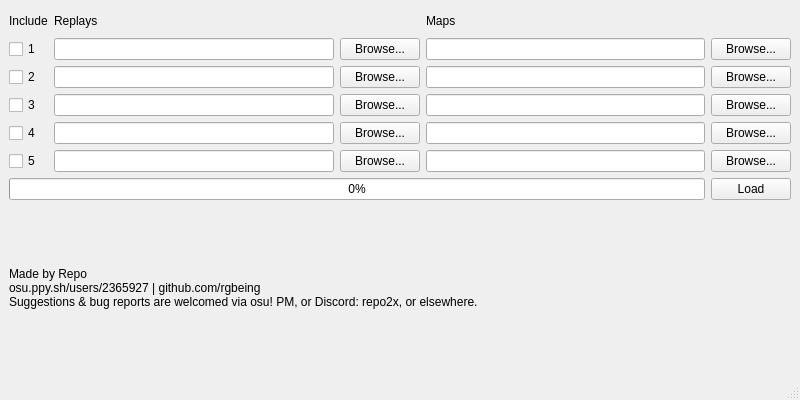
This is mainwindow.ui in rgbeing/osu-aim-analyzer as Qt 5 draws it before an edit. The edited form follows.
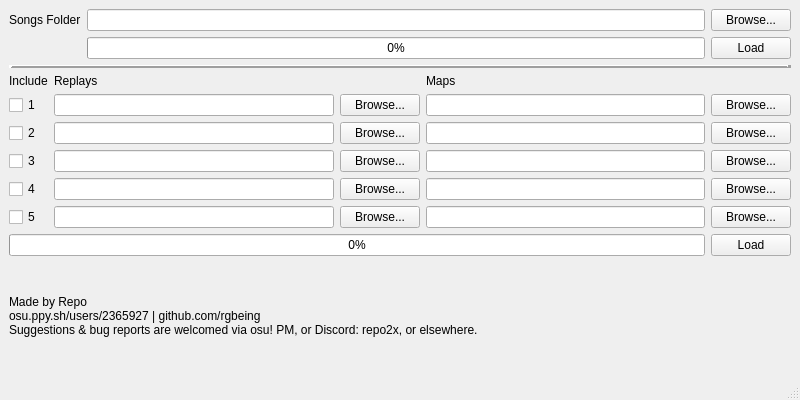
This is the edited form. Custom widgets are drawn as their Qt base class.

Commit message:
Auto mapfinding base work
implement the library class
make related ui

Diff of the .ui file:
```diff
--- a/mainwindow.ui
+++ b/mainwindow.ui
@@ -29,6 +29,54 @@
    <layout class="QHBoxLayout" name="horizontalLayout_7">
     <item>
      <layout class="QVBoxLayout" name="verticalLayout">
+      <item>
+       <layout class="QGridLayout" name="gridLayout_2">
+        <item row="0" column="2">
+         <widget class="QPushButton" name="pushButton">
+          <property name="text">
+           <string>Browse...</string>
+          </property>
+         </widget>
+        </item>
+        <item row="0" column="0">
+         <widget class="QLabel" name="label_5">
+          <property name="text">
+           <string>Songs Folder</string>
+          </property>
+         </widget>
+        </item>
+        <item row="0" column="1">
+         <widget class="QLineEdit" name="lineEdit"/>
+        </item>
+        <item row="1" column="2">
+         <widget class="QPushButton" name="pushButton_2">
+          <property name="text">
+           <string>Load</string>
+          </property>
+         </widget>
+        </item>
+        <item row="1" column="1">
+         <widget class="QProgressBar" name="progressBar_2">
+          <property name="value">
+           <number>0</number>
+          </property>
+         </widget>
+        </item>
+       </layout>
+      </item>
+      <item>
+       <widget class="QFrame" name="frame">
+        <property name="frameShape">
+         <enum>QFrame::HLine</enum>
+        </property>
+        <property name="frameShadow">
+         <enum>QFrame::Raised</enum>
+        </property>
+        <property name="lineWidth">
+         <number>4</number>
+        </property>
+       </widget>
+      </item>
       <item>
        <layout class="QGridLayout" name="gridLayout">
         <item row="3" column="1">
```
Left out of the diff: 160 changed lines with no effect on the pictures. The commit also changes 1 other file.
